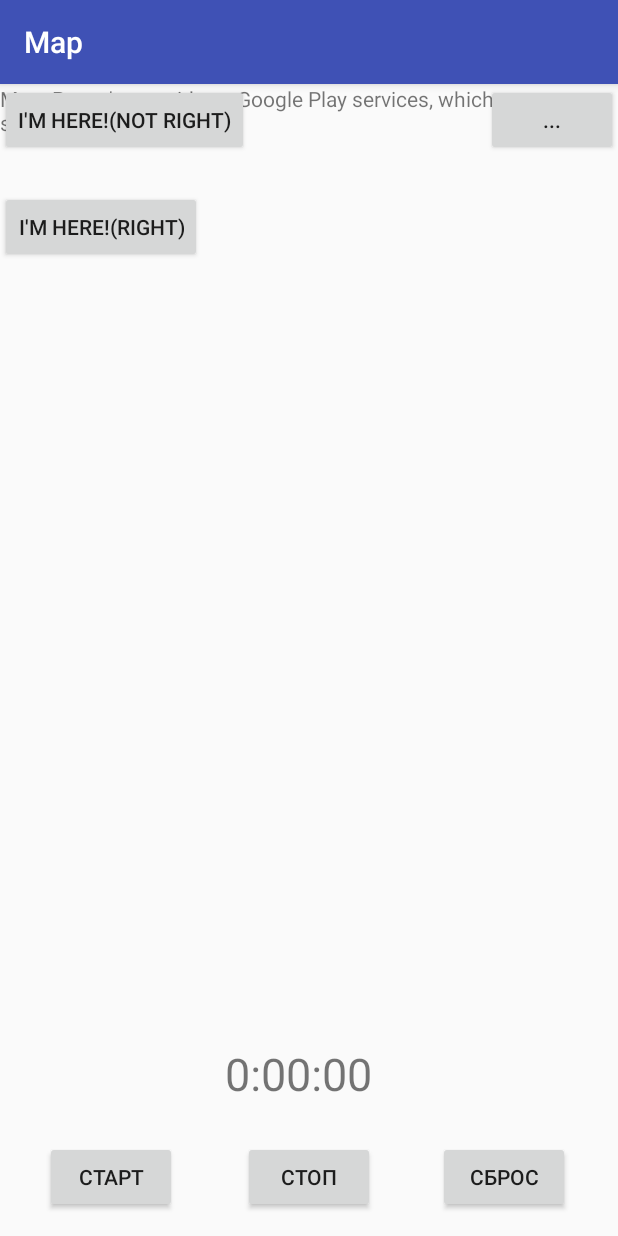
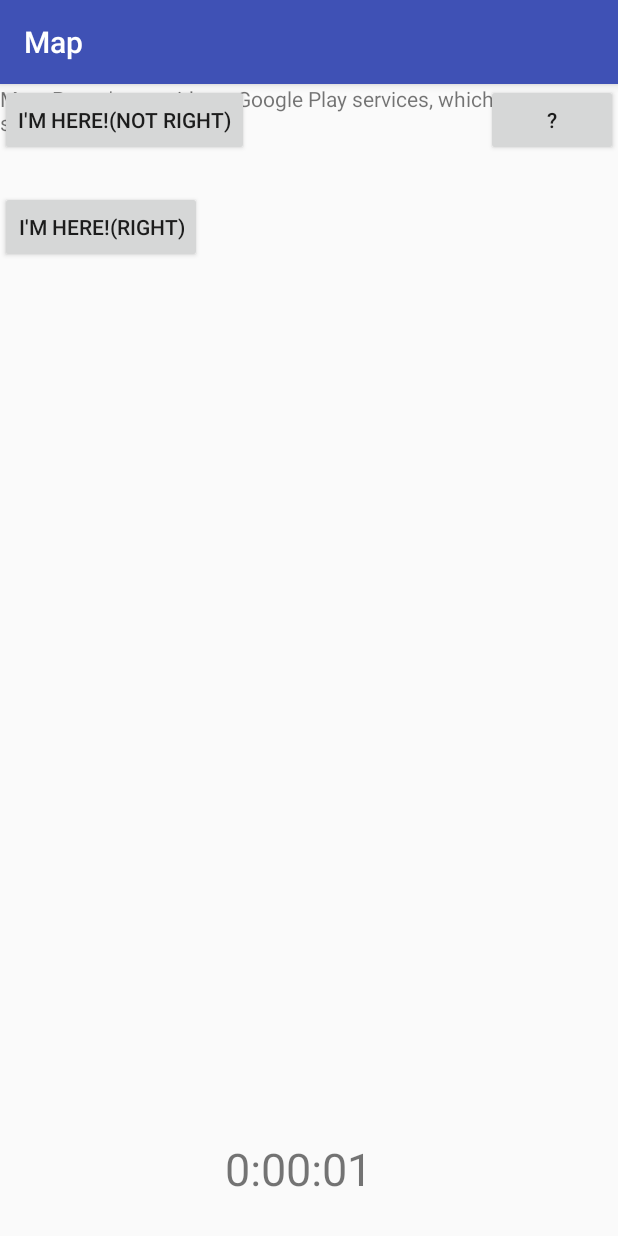
Before and after one commit to DenisKorotchenko/City-Quest, an Android app: the QuestMapActivity screen opened directly, with no data from a screen before it, on a phone screen of 412 x 824 dp. Run offline under Robolectric (Android 15) with nearby library versions, the light colour scheme and no system bars.

Commit message:
Кнопка локации + подсказка

```diff
--- a/app/src/main/java/com/deniskorotchenko/mapsp/MapsActivity.kt
+++ b/app/src/main/java/com/deniskorotchenko/mapsp/MapsActivity.kt
@@ -34,9 +34,7 @@
 
     override fun onCreate(savedInstanceState: Bundle?) {
         super.onCreate(savedInstanceState)
-
         setContentView(R.layout.activity_maps)
-        // Obtain the SupportMapFragment and get notified when the map is ready to be used.
         val mapFragment = supportFragmentManager
                 .findFragmentById(R.id.map) as SupportMapFragment
         mapFragment.getMapAsync(this)
--- a/app/src/main/res/layout/activity_quest_map.xml
+++ b/app/src/main/res/layout/activity_quest_map.xml
@@ -16,36 +16,6 @@
         android:layout_height="match_parent">
 
         <Button
-            android:id="@+id/btnStart"
-            android:layout_width="wrap_content"
-            android:layout_height="wrap_content"
-            android:layout_alignParentBottom="true"
-            android:layout_alignParentStart="true"
-            android:layout_marginBottom="15dp"
-            android:layout_marginStart="30dp"
-            android:text="Старт"
-            android:layout_alignParentLeft="true"
-            android:layout_marginLeft="30dp" />
-
-        <Button
-            android:id="@+id/btnStop"
-            android:layout_width="wrap_content"
-            android:layout_height="wrap_content"
-            android:layout_alignTop="@+id/btnStart"
-            android:layout_centerHorizontal="true"
-            android:text="Стоп" />
-
-        <Button
-            android:id="@+id/btnReset"
-            android:layout_width="wrap_content"
-            android:layout_height="wrap_content"
-            android:layout_alignParentEnd="true"
-            android:layout_alignTop="@+id/btnStop"
-            android:layout_marginEnd="32dp"
-            android:text="Сброс"
-            android:layout_alignParentRight="true"
-            android:layout_marginRight="32dp" />
-      <Button
             android:id="@+id/imhere"
             android:layout_width="wrap_content"
             android:layout_height="wrap_content"
@@ -65,7 +35,7 @@
             android:layout_width="wrap_content"
             android:layout_height="wrap_content"
             android:layout_alignParentRight="true"
-            android:text="..." />
+            android:text=" ? " />
 
         <TextView
             android:id="@+id/textView"
@@ -73,9 +43,10 @@
             android:layout_height="35dp"
             android:layout_alignParentBottom="true"
             android:layout_centerHorizontal="true"
-            android:layout_marginBottom="93dp"
             android:text="0:00:00"
-            android:textSize="30sp"/>
+            android:textSize="30sp"
+            android:layout_marginBottom="30dp" />
+
     </RelativeLayout>
 
 </fragment>
--- a/app/src/main/res/layout/activity_start.xml
+++ b/app/src/main/res/layout/activity_start.xml
@@ -25,4 +25,5 @@
         android:text="Добро пожаловать в Квест!\nНажмите на кнопку, чтобы перейти к выбору квеста"
         android:textSize="18dp"
         android:textAlignment="center"/>
+
 </RelativeLayout>
```
Also changed, not shown: app/src/main/java/com/deniskorotchenko/mapsp/QuestMapActivity.kt (+24 -14 lines).
